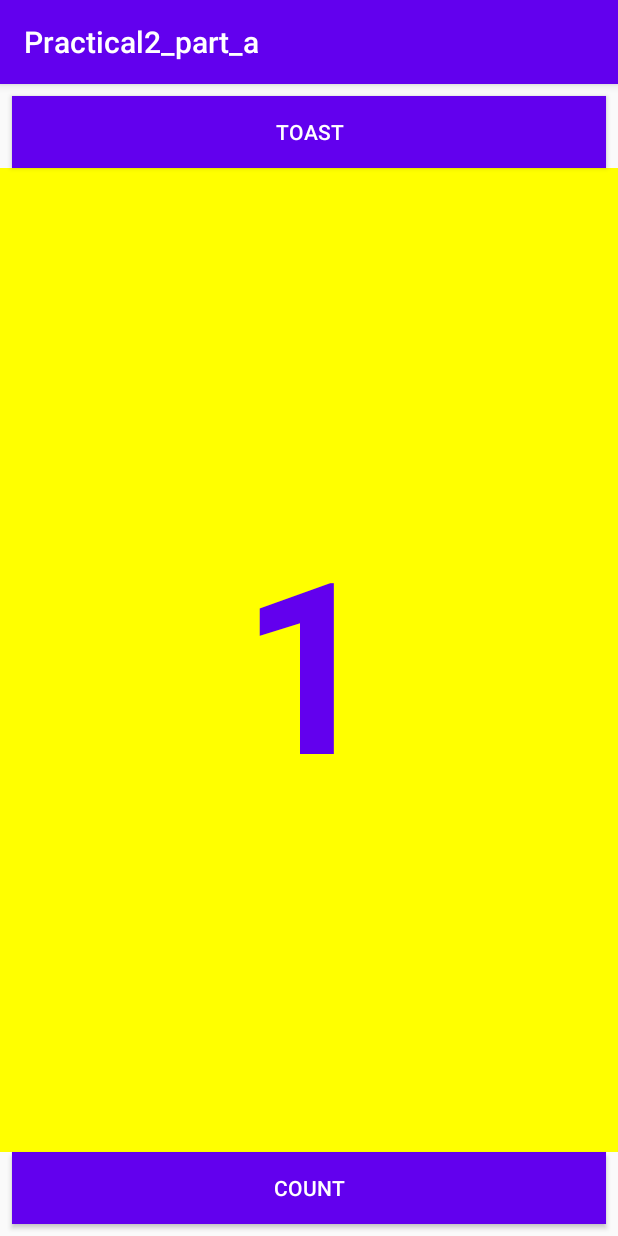
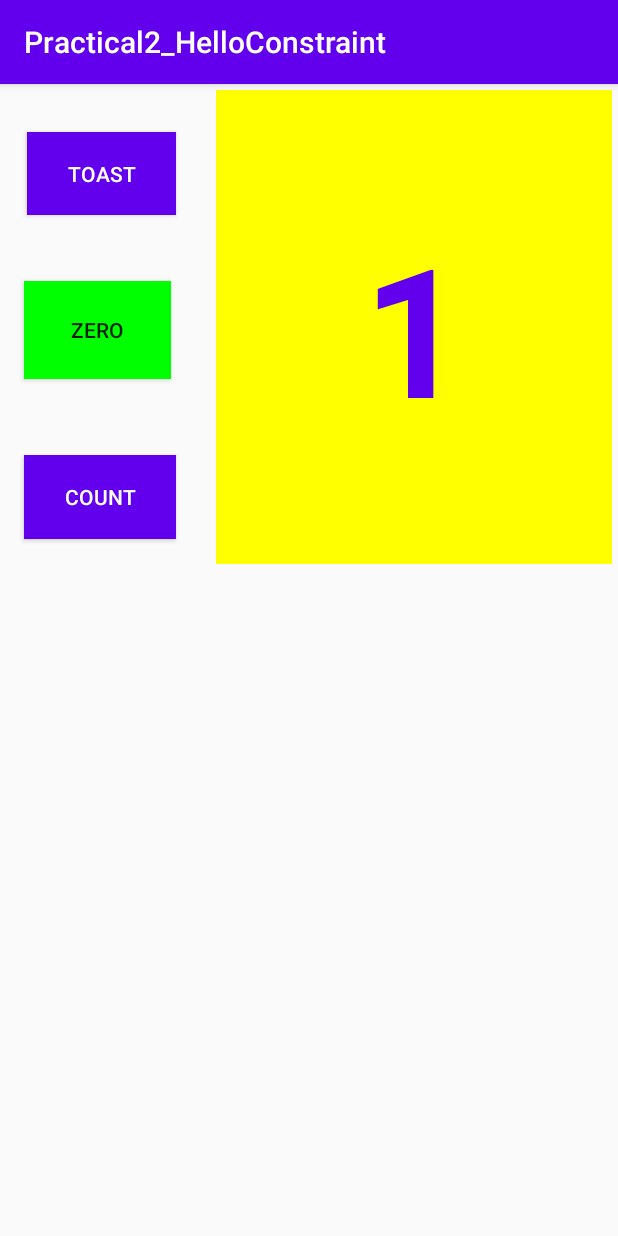
Before and after one commit to jaejae11/Practical2_part_b, an Android app: the screen it shows after launch (MainActivity), after a tap on "COUNT", on a phone screen of 412 x 824 dp. Run offline under Robolectric (Android 15) with nearby library versions, the phone set to English and light mode, and no system bars.

Commit message:
commit by Jia Toong

```diff
--- a/app/build.gradle
+++ b/app/build.gradle
@@ -5,7 +5,7 @@ android {
     buildToolsVersion "30.0.0"
 
     defaultConfig {
-        applicationId "com.example.practical2_part_a"
+        applicationId "com.example.practical2_HelloConstraint"
         minSdkVersion 19
         targetSdkVersion 30
         versionCode 1
--- a/app/src/main/AndroidManifest.xml
+++ b/app/src/main/AndroidManifest.xml
@@ -1,6 +1,6 @@
 <?xml version="1.0" encoding="utf-8"?>
 <manifest xmlns:android="http://schemas.android.com/apk/res/android"
-    package="com.example.practical2_part_a">
+    package="com.example.practical2_HelloConstraint">
 
     <application
         android:allowBackup="true"
@@ -9,7 +9,7 @@
         android:roundIcon="@mipmap/ic_launcher_round"
         android:supportsRtl="true"
         android:theme="@style/AppTheme">
-        <activity android:name=".MainActivity">
+        <activity android:name="com.example.practical2_HelloConstraint.MainActivity">
             <intent-filter>
                 <action android:name="android.intent.action.MAIN" />
 
--- a/app/src/main/java/com/example/practical2_part_a/MainActivity.java
+++ b/app/src/main/java/com/example/practical2_HelloConstraint/MainActivity.java
@@ -1,15 +1,18 @@
-package com.example.practical2_part_a;
+package com.example.practical2_HelloConstraint;
 
 import androidx.appcompat.app.AppCompatActivity;
 
+import android.graphics.Color;
 import android.os.Bundle;
 import android.view.View;
+import android.widget.Button;
 import android.widget.TextView;
 import android.widget.Toast;
 
 public class MainActivity extends AppCompatActivity {
     private int mCount = 0;
     private TextView mShowCount;
+    Button btn;
     @Override
     protected void onCreate(Bundle savedInstanceState) {
         super.onCreate(savedInstanceState);
@@ -28,5 +31,26 @@ public class MainActivity extends AppCompatActivity {
         ++mCount;
         if (mShowCount != null)
             mShowCount.setText(Integer.toString(mCount));
+
+        btn=findViewById(R.id.button_zero);
+
+        if (mCount != 0)
+            btn.setBackgroundColor(Color.GREEN);
+
+        if(mCount % 2 == 0)
+            view.setBackgroundColor(Color.CYAN);
+        else if(mCount % 2 != 0)
+            view.setBackgroundResource(R.color.colorPrimary);
+
+    }
+
+    public void showZero(View view){
+        mCount=0;
+        mShowCount.setText(Integer.toString(mCount));
+        btn=findViewById(R.id.button_count);
+        if(mCount == 0) {
+            view.setBackgroundColor(Color.LTGRAY);
+            btn.setBackgroundResource(R.color.colorPrimary);
+        }
     }
 }
--- a/app/src/main/res/layout-land/activity_main.xml
+++ b/app/src/main/res/layout-land/activity_main.xml
@@ -9,7 +9,7 @@
 
     <TextView
         android:id="@+id/show_count"
-        android:layout_width="0dp"
+        android:layout_width="445dp"
         android:layout_height="0dp"
         android:background="#FFFF00"
         android:gravity="center"
@@ -18,41 +18,52 @@
         android:textColor="@color/colorPrimary"
         android:textSize="120sp"
         android:textStyle="bold"
-        app:layout_constraintBottom_toTopOf="@+id/button_count"
-        app:layout_constraintHorizontal_bias="0.0"
-        app:layout_constraintLeft_toLeftOf="parent"
-        app:layout_constraintRight_toRightOf="parent"
-        app:layout_constraintTop_toBottomOf="@+id/button_toast"
-        app:layout_constraintVertical_bias="0.0" />
+        app:layout_constraintBottom_toBottomOf="parent"
+        app:layout_constraintEnd_toEndOf="parent"
+        app:layout_constraintTop_toTopOf="parent" />
+
+    <Button
+        android:id="@+id/button_count"
+        android:layout_width="216dp"
+        android:layout_height="0dp"
+        android:layout_marginBottom="40dp"
+        android:background="@color/colorPrimary"
+        android:onClick="countUp"
+        android:text="@string/count_text"
+        android:textColor="@android:color/white"
+        android:textSize="25sp"
+        app:layout_constraintBottom_toBottomOf="parent"
+        app:layout_constraintEnd_toEndOf="parent"
+        app:layout_constraintHorizontal_bias="0.062"
+        app:layout_constraintStart_toStartOf="parent" />
 
     <Button
         android:id="@+id/button_toast"
-        android:layout_width="0dp"
-        android:layout_height="wrap_content"
-        android:layout_marginStart="8dp"
-        android:layout_marginTop="8dp"
-        android:layout_marginEnd="8dp"
+        android:layout_width="218dp"
+        android:layout_height="0dp"
+        android:layout_marginTop="80dp"
         android:background="@color/colorPrimary"
         android:onClick="showToast"
         android:text="@string/Toast_text"
         android:textColor="@android:color/white"
+        android:textSize="25sp"
         app:layout_constraintEnd_toEndOf="parent"
+        app:layout_constraintHorizontal_bias="0.062"
         app:layout_constraintStart_toStartOf="parent"
         app:layout_constraintTop_toTopOf="parent" />
 
     <Button
-        android:id="@+id/button_count"
-        android:layout_width="0dp"
+        android:id="@+id/button_zero"
+        android:layout_width="218dp"
         android:layout_height="wrap_content"
-        android:layout_marginStart="8dp"
-        android:layout_marginEnd="8dp"
-        android:layout_marginBottom="8dp"
-        android:background="@color/colorPrimary"
-        android:onClick="countUp"
-        android:text="@string/count_text"
-        android:textColor="@android:color/white"
-        app:layout_constraintBottom_toBottomOf="parent"
+        android:onClick="showZero"
+        android:text="@string/zero_text"
+        android:textSize="25sp"
+        app:layout_constraintBottom_toTopOf="@+id/button_count"
         app:layout_constraintEnd_toEndOf="parent"
-        app:layout_constraintStart_toStartOf="parent" />
+        app:layout_constraintHorizontal_bias="0.062"
+        app:layout_constraintStart_toStartOf="parent"
+        app:layout_constraintTop_toBottomOf="@+id/button_toast"
+        app:layout_constraintVertical_bias="0.464" />
 
 </androidx.constraintlayout.widget.ConstraintLayout>
--- a/app/src/main/res/layout-sw600dp/activity_main.xml
+++ b/app/src/main/res/layout-sw600dp/activity_main.xml
@@ -7,11 +7,24 @@
     android:textAlignment="center"
     tools:context=".MainActivity">
 
+    <Button
+        android:id="@+id/button_zero"
+        android:layout_width="365dp"
+        android:layout_height="139dp"
+        android:onClick="showZero"
+        android:text="@string/zero_text"
+        android:textSize="60sp"
+        app:layout_constraintBottom_toTopOf="@+id/button_count"
+        app:layout_constraintEnd_toStartOf="@+id/show_count"
+        app:layout_constraintHorizontal_bias="0.529"
+        app:layout_constraintStart_toStartOf="parent"
+        app:layout_constraintTop_toBottomOf="@+id/button_toast"
+        app:layout_constraintVertical_bias="0.482" />
+
     <TextView
         android:id="@+id/show_count"
-        android:layout_width="0dp"
-        android:layout_height="0dp"
-        android:layout_marginBottom="8dp"
+        android:layout_width="741dp"
+        android:layout_height="798dp"
         android:background="#FFFF00"
         android:gravity="center"
         android:text="@string/zero"
@@ -21,37 +34,38 @@
         android:textStyle="bold"
         app:layout_constraintBottom_toBottomOf="parent"
         app:layout_constraintEnd_toEndOf="parent"
-        app:layout_constraintStart_toStartOf="parent"
-        app:layout_constraintTop_toBottomOf="@+id/button_toast" />
+        app:layout_constraintTop_toTopOf="parent"
+        app:layout_constraintVertical_bias="0.0" />
 
     <Button
         android:id="@+id/button_toast"
-        android:layout_width="388dp"
-        android:layout_height="wrap_content"
-        android:layout_marginStart="8dp"
-        android:layout_marginTop="4dp"
+        android:layout_width="377dp"
+        android:layout_height="135dp"
+        android:layout_marginTop="48dp"
         android:background="@color/colorPrimary"
         android:onClick="showToast"
         android:text="@string/Toast_text"
         android:textColor="@android:color/white"
         android:textSize="60sp"
-        app:layout_constraintEnd_toStartOf="@+id/button_count"
-        app:layout_constraintHorizontal_bias="0.5"
+        app:layout_constraintEnd_toEndOf="parent"
+        app:layout_constraintHorizontal_bias="0.101"
         app:layout_constraintStart_toStartOf="parent"
         app:layout_constraintTop_toTopOf="parent" />
 
     <Button
         android:id="@+id/button_count"
-        android:layout_width="388dp"
-        android:layout_height="wrap_content"
+        android:layout_width="375dp"
+        android:layout_height="130dp"
+        android:layout_marginTop="344dp"
         android:background="@color/colorPrimary"
         android:onClick="countUp"
         android:text="@string/count_text"
         android:textColor="@android:color/white"
         android:textSize="60sp"
-        app:layout_constraintBaseline_toBaselineOf="@+id/button_toast"
+        app:layout_constraintBottom_toBottomOf="parent"
         app:layout_constraintEnd_toEndOf="parent"
-        app:layout_constraintHorizontal_bias="0.5"
-        app:layout_constraintStart_toEndOf="@+id/button_toast" />
+        app:layout_constraintHorizontal_bias="0.104"
+        app:layout_constraintStart_toStartOf="parent"
+        app:layout_constraintTop_toBottomOf="@+id/button_toast" />
 
 </androidx.constraintlayout.widget.ConstraintLayout>
--- a/app/src/main/res/layout/activity_main.xml
+++ b/app/src/main/res/layout/activity_main.xml
@@ -1,50 +1,68 @@
 <?xml version="1.0" encoding="utf-8"?>
-<LinearLayout xmlns:android="http://schemas.android.com/apk/res/android"
+<androidx.constraintlayout.widget.ConstraintLayout xmlns:android="http://schemas.android.com/apk/res/android"
     xmlns:app="http://schemas.android.com/apk/res-auto"
     xmlns:tools="http://schemas.android.com/tools"
     android:layout_width="match_parent"
     android:layout_height="match_parent"
-    android:orientation="vertical"
     android:textAlignment="center"
     tools:context=".MainActivity">
 
+
     <Button
         android:id="@+id/button_toast"
-        android:layout_width="match_parent"
-        android:layout_height="wrap_content"
-        android:layout_marginStart="8dp"
-        android:layout_marginTop="8dp"
-        android:layout_marginEnd="8dp"
+        android:layout_width="99dp"
+        android:layout_height="55dp"
+        android:layout_marginTop="32dp"
         android:background="@color/colorPrimary"
         android:onClick="showToast"
         android:text="@string/Toast_text"
-        android:textColor="@android:color/white" />
+        android:textColor="@android:color/white"
+        app:layout_constraintEnd_toEndOf="parent"
+        app:layout_constraintHorizontal_bias="0.057"
+        app:layout_constraintStart_toStartOf="parent"
+        app:layout_constraintTop_toTopOf="parent" />
 
     <TextView
         android:id="@+id/show_count"
-        android:layout_width="match_parent"
-        android:layout_height="wrap_content"
+        android:layout_width="264dp"
+        android:layout_height="316dp"
+        android:layout_marginTop="4dp"
+        android:layout_marginEnd="4dp"
         android:background="#FFFF00"
         android:gravity="center"
         android:text="@string/zero"
         android:textAlignment="center"
         android:textColor="@color/colorPrimary"
-        android:textSize="160sp"
+        android:textSize="120sp"
         android:textStyle="bold"
-        android:layout_weight="1"/>
-
+        app:layout_constraintEnd_toEndOf="parent"
+        app:layout_constraintTop_toTopOf="parent" />
 
     <Button
         android:id="@+id/button_count"
-        android:layout_width="match_parent"
-        android:layout_height="wrap_content"
-        android:layout_marginStart="8dp"
-        android:layout_marginEnd="8dp"
-        android:layout_marginBottom="8dp"
+        android:layout_width="101dp"
+        android:layout_height="56dp"
         android:background="@color/colorPrimary"
         android:onClick="countUp"
         android:text="@string/count_text"
         android:textColor="@android:color/white"
-        />
+        app:layout_constraintBottom_toBottomOf="parent"
+        app:layout_constraintEnd_toEndOf="parent"
+        app:layout_constraintHorizontal_bias="0.051"
+        app:layout_constraintStart_toStartOf="parent"
+        app:layout_constraintTop_toBottomOf="@+id/button_zero"
+        app:layout_constraintVertical_bias="0.098" />
 
-</LinearLayout>
+    <Button
+        android:id="@+id/button_zero"
+        android:layout_width="98dp"
+        android:layout_height="65dp"
+        android:layout_marginTop="44dp"
+        android:onClick="showZero"
+        android:text="@string/zero_text"
+        app:layout_constraintEnd_toEndOf="parent"
+        app:layout_constraintHorizontal_bias="0.051"
+        app:layout_constraintStart_toStartOf="parent"
+        app:layout_constraintTop_toBottomOf="@+id/button_toast" />
+
+</androidx.constraintlayout.widget.ConstraintLayout>
--- a/app/src/main/res/values/strings.xml
+++ b/app/src/main/res/values/strings.xml
@@ -1,7 +1,8 @@
 <resources>
-    <string name="app_name">Practical2_part_a</string>
+    <string name="app_name">Practical2_HelloConstraint</string>
     <string name="Toast_text">Toast</string>
     <string name="count_text">COUNT</string>
     <string name="zero">0</string>
     <string name="toast_message">Looi Jia Toong 19WMD01581</string>
+    <string name="zero_text">ZERO</string>
 </resources>
```
Also changed, not shown: 4 other files.
